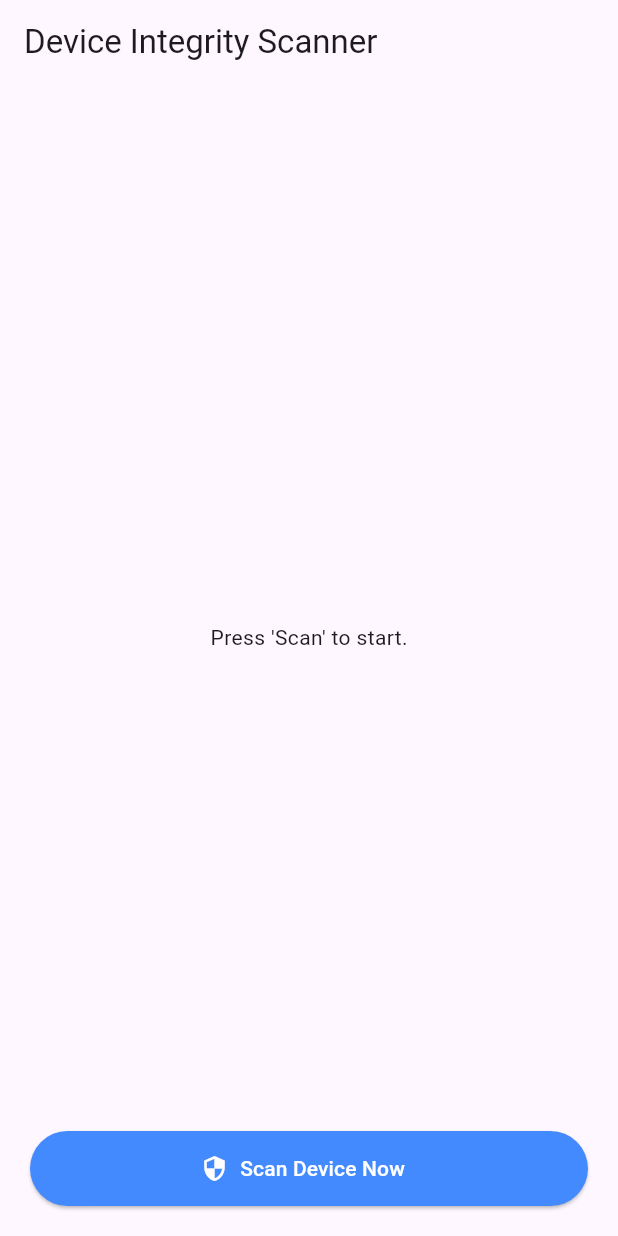
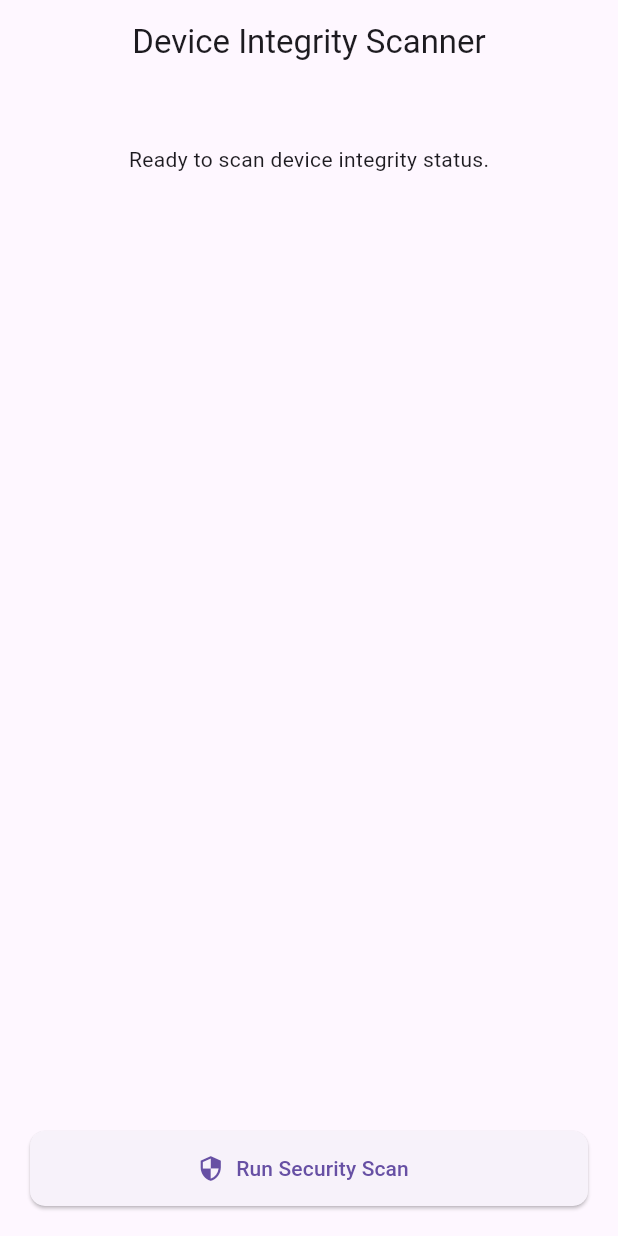
Before and after one commit to Rehmanalidevpro/flutter_root_jailbreak_checker, a Flutter app: the screen it shows after launch, on a phone screen of 412 x 824 dp. Run offline on Flutter 3.47's test engine with Material 3 defaults, Android fonts, the phone set to English and light mode, and no system bars; our stand-ins replace plugin_platform_interface.

```diff
--- a/example/lib/main.dart
+++ b/example/lib/main.dart
@@ -1,16 +1,26 @@
-// example/lib/main.dart
-
 import 'dart:io';
 import 'package:flutter/material.dart';
 import 'package:flutter_root_jailbreak_checker/flutter_root_jailbreak_checker.dart';
 
-void main() => runApp(
-  const MaterialApp(
+void main() {
+  runApp(const RootCheckerExampleApp());
+}
+
+/// Main Application Entry Point
+class RootCheckerExampleApp extends StatelessWidget {
+  const RootCheckerExampleApp({super.key});
+
+  @override
+  Widget build(BuildContext context) {
+    return const MaterialApp(
+      title: 'Integrity Scanner Pro',
       debugShowCheckedModeBanner: false,
       home: IntegrityScannerPage(),
-  ),
     );
+  }
+}
 
+/// Page responsible for scanning and displaying device integrity status
 class IntegrityScannerPage extends StatefulWidget {
   const IntegrityScannerPage({super.key});
 
@@ -22,38 +32,39 @@ class _IntegrityScannerPageState extends State<IntegrityScannerPage> {
   bool _isScanning = false;
   DeviceIntegrityResult? _result;
 
-  // TODO: Enter Google Cloud Project Number for Online Check (Android only).
-  // Keep null to run Offline Check only.
-  final String? _cloudProjectNumber = null; // e.g., "1234567890"
+  // Cloud Project Number for Google Play Integrity (Android only)
+  // Set this to your actual project number to enable online checks
+  final String? _cloudProjectNumber = null;
 
+  /// Executes the scanning process
   Future<void> _startScan() async {
     setState(() => _isScanning = true);
 
-    // 1. Initialize Checker
     final checker = FlutterRootJailbreakChecker();
-    final bool useOnline = Platform.isAndroid && _cloudProjectNumber != null;
+    final bool useOnlineCheck = Platform.isAndroid && _cloudProjectNumber != null;
 
     try {
-      // 2. Prepare Online API (if applicable)
-      if (useOnline) {
-        await checker.preparePlayIntegrity(_cloudProjectNumber!);
+      // Step 1: Initialize Online API if credentials are provided
+      if (useOnlineCheck) {
+        await checker.preparePlayIntegrity(_cloudProjectNumber);
       }
 
-      // 3. Configure Checks
+      // Step 2: Configure scan parameters
       final config = IntegrityCheckConfig(
         blockIfRootedOrJailbroken: true,
         blockIfEmulatorOrSimulator: true,
-        blockIfDeveloperMode:
-            false, // We just want to detect it, not block immediately
-        usePlayIntegrity: useOnline,
+        blockIfDeveloperMode: false,
+        usePlayIntegrity: useOnlineCheck,
         cloudProjectNumber: _cloudProjectNumber,
       );
 
-      // 4. Run Check
+      // Step 3: Perform the comprehensive integrity check
       final result = await checker.check(config);
 
       if (!mounted) return;
       setState(() => _result = result);
+    } catch (e) {
+      debugPrint("Integrity Scan Failed: $e");
     } finally {
       setState(() => _isScanning = false);
     }
@@ -62,167 +73,74 @@ class _IntegrityScannerPageState extends State<IntegrityScannerPage> {
   @override
   Widget build(BuildContext context) {
     return Scaffold(
-      appBar: AppBar(title: const Text("Device Integrity Scanner")),
-      body: Padding(
+      appBar: AppBar(
+        title: const Text("Device Integrity Scanner"),
+        centerTitle: true,
+        elevation: 0,
+      ),
+      body: SingleChildScrollView(
         padding: const EdgeInsets.all(20),
         child: Column(
           children: [
-            // --- Top Status Card ---
-            _buildStatusHeader(),
+            if (_result != null) _buildStatusHeader(),
             const SizedBox(height: 20),
-
-            // --- Detailed Checks List ---
-            Expanded(
-              child: _result == null
-                  ? const Center(child: Text("Press 'Scan' to start."))
-                  : ListView(
-                      children: [
-                        _buildCheckTile(
-                          "Root / Jailbreak",
-                          _result!.isRooted || _result!.isJailbroken,
-                          isDanger: true,
-                        ),
-                        _buildCheckTile(
-                          "Emulator / Simulator",
-                          _result!.isEmulator || !_result!.isRealDevice,
-                          isDanger: true,
-                        ),
-                        _buildCheckTile(
-                          "Developer Mode / Debugging",
-                          _result!.isDeveloperModeEnabled,
-                          isDanger: true, // Mark as warning
-                        ),
-                        _buildCheckTile(
-                          "Dangerous Apps (Root Tools)",
-                          _result!.hasPotentiallyDangerousApps,
-                          isDanger: true,
-                        ),
-                        if (_result!.playIntegrityToken != null ||
-                            _result!.playIntegrityError != null)
-                          _buildCheckTile(
-                            "Google Play Integrity (Online)",
-                            !_result!
-                                .wasPlayIntegritySuccessful, // If not successful, it's bad
-                            isDanger: true,
-                            details:
-                                _result!.playIntegrityError ??
-                                "Verified & Valid",
-                          ),
+            if (_result != null) ...[
+              _buildCheckTile("Root Access / Jailbreak", _result!.isRooted || _result!.isJailbroken),
+              _buildCheckTile("Emulator Detection", _result!.isEmulator || !_result!.isRealDevice),
+              _buildCheckTile("Developer Mode", _result!.isDeveloperModeEnabled),
+              _buildCheckTile("Dangerous Applications", _result!.hasPotentiallyDangerousApps),
+            ] else
+              const Center(child: Text("Ready to scan device integrity status.")),
           ],
         ),
       ),
-
-            // --- Action Button ---
-            SizedBox(
-              width: double.infinity,
-              height: 50,
+      bottomNavigationBar: Padding(
+        padding: const EdgeInsets.all(20),
         child: ElevatedButton.icon(
           onPressed: _isScanning ? null : _startScan,
           icon: _isScanning
-                    ? const SizedBox(
-                        height: 20,
-                        width: 20,
-                        child: CircularProgressIndicator(
-                          color: Colors.white,
-                          strokeWidth: 2,
+              ? const SizedBox(width: 20, height: 20, child: CircularProgressIndicator(strokeWidth: 2))
+              : const Icon(Icons.security),
+          label: Text(_isScanning ? "Processing..." : "Run Security Scan"),
+          style: ElevatedButton.styleFrom(
+            minimumSize: const Size(double.infinity, 50),
+            shape: RoundedRectangleBorder(borderRadius: BorderRadius.circular(10)),
           ),
-                      )
-                    : const Icon(Icons.security),
-                label: Text(_isScanning ? "Scanning..." : "Scan Device Now"),
-                style: ElevatedButton.styleFrom(
-                  backgroundColor: Colors.blueAccent,
-                  foregroundColor: Colors.white,
-                ),
-              ),
-            ),
-          ],
         ),
       ),
     );
   }
 
-  // Widget to display the big top status
+  /// Displays the top-level safety status
   Widget _buildStatusHeader() {
-    if (_result == null) return const SizedBox.shrink();
-
-    // Determine overall safety based on config
-    final isSafe =
-        !_result!.isRooted &&
-        !_result!.isJailbroken &&
-        !_result!.hasPotentiallyDangerousApps &&
-        (!_result!.isEmulator && _result!.isRealDevice);
-
+    final bool isSafe = !(_result!.isRooted || _result!.isJailbroken || _result!.isEmulator);
     return Container(
+      width: double.infinity,
       padding: const EdgeInsets.all(20),
       decoration: BoxDecoration(
         color: isSafe ? Colors.green.shade50 : Colors.red.shade50,
         borderRadius: BorderRadius.circular(15),
-        border: Border.all(color: isSafe ? Colors.green : Colors.red, width: 2),
+        border: Border.all(color: isSafe ? Colors.green : Colors.red),
       ),
-      child: Row(
+      child: Column(
         children: [
-          Icon(
-            isSafe ? Icons.check_circle : Icons.gpp_bad,
-            size: 50,
-            color: isSafe ? Colors.green : Colors.red,
-          ),
-          const SizedBox(width: 20),
-          Column(
-            crossAxisAlignment: CrossAxisAlignment.start,
-            children: [
-              Text(
-                isSafe ? "DEVICE SECURE" : "THREAT DETECTED",
-                style: TextStyle(
-                  fontSize: 20,
-                  fontWeight: FontWeight.bold,
-                  color: isSafe ? Colors.green.shade800 : Colors.red.shade800,
-                ),
-              ),
-              Text(
-                isSafe ? "No integrity issues found" : "Review the list below",
-                style: const TextStyle(color: Colors.black54),
-              ),
-            ],
-          ),
+          Icon(isSafe ? Icons.verified_user : Icons.warning, size: 50, color: isSafe ? Colors.green : Colors.red),
+          const SizedBox(height: 10),
+          Text(isSafe ? "DEVICE SECURE" : "SECURITY RISK DETECTED",
+            style: TextStyle(fontWeight: FontWeight.bold, fontSize: 18, color: isSafe ? Colors.green : Colors.red)),
         ],
       ),
     );
   }
 
-  // Widget for individual check rows
-  Widget _buildCheckTile(
-    String title,
-    bool isDetected, {
-    bool isDanger = false,
-    String? details,
-  }) {
-    // Logic: If detecting a threat (isDanger=true), 'True' is Bad (Red).
-    final bool isBad = isDanger && isDetected;
-
+  /// Reusable tile for individual security checks
+  Widget _buildCheckTile(String title, bool isDetected) {
     return Card(
-      margin: const EdgeInsets.only(bottom: 10),
-      elevation: 2,
       child: ListTile(
-        leading: Icon(
-          isBad ? Icons.cancel : Icons.check_circle,
-          color: isBad ? Colors.red : Colors.green,
-          size: 30,
-        ),
-        title: Text(title, style: const TextStyle(fontWeight: FontWeight.w600)),
-        subtitle: details != null
-            ? Text(details)
-            : Text(isDetected ? "Detected (Unsafe)" : "Not Detected (Safe)"),
-        trailing: isBad
-            ? const Chip(
-                label: Text("RISK"),
-                backgroundColor: Colors.redAccent,
-                labelStyle: TextStyle(color: Colors.white),
-              )
-            : const Chip(
-                label: Text("SAFE"),
-                backgroundColor: Colors.green,
-                labelStyle: TextStyle(color: Colors.white),
-              ),
+        leading: Icon(isDetected ? Icons.error_outline : Icons.check_circle_outline,
+          color: isDetected ? Colors.red : Colors.green),
+        title: Text(title, style: const TextStyle(fontWeight: FontWeight.bold)),
+        subtitle: Text(isDetected ? "Vulnerability Detected" : "Passed"),
       ),
     );
   }
--- a/pubspec.yaml
+++ b/pubspec.yaml
@@ -1,6 +1,6 @@
 name: flutter_root_jailbreak_checker
 description: "A reliable Flutter plugin to detect Root access on Android and Jailbreak on iOS. Essential for device integrity and security apps."
-version: 2.1.5
+version: 2.1.6
 repository: https://github.com/Rehmanalidevpro/flutter_root_jailbreak_checker
 issue_tracker: https://github.com/Rehmanalidevpro/flutter_root_jailbreak_checker/issues
 
```
Also changed, not shown: example/pubspec.lock, 4 other files. Lines whose indentation alone changed are shown as unchanged.
